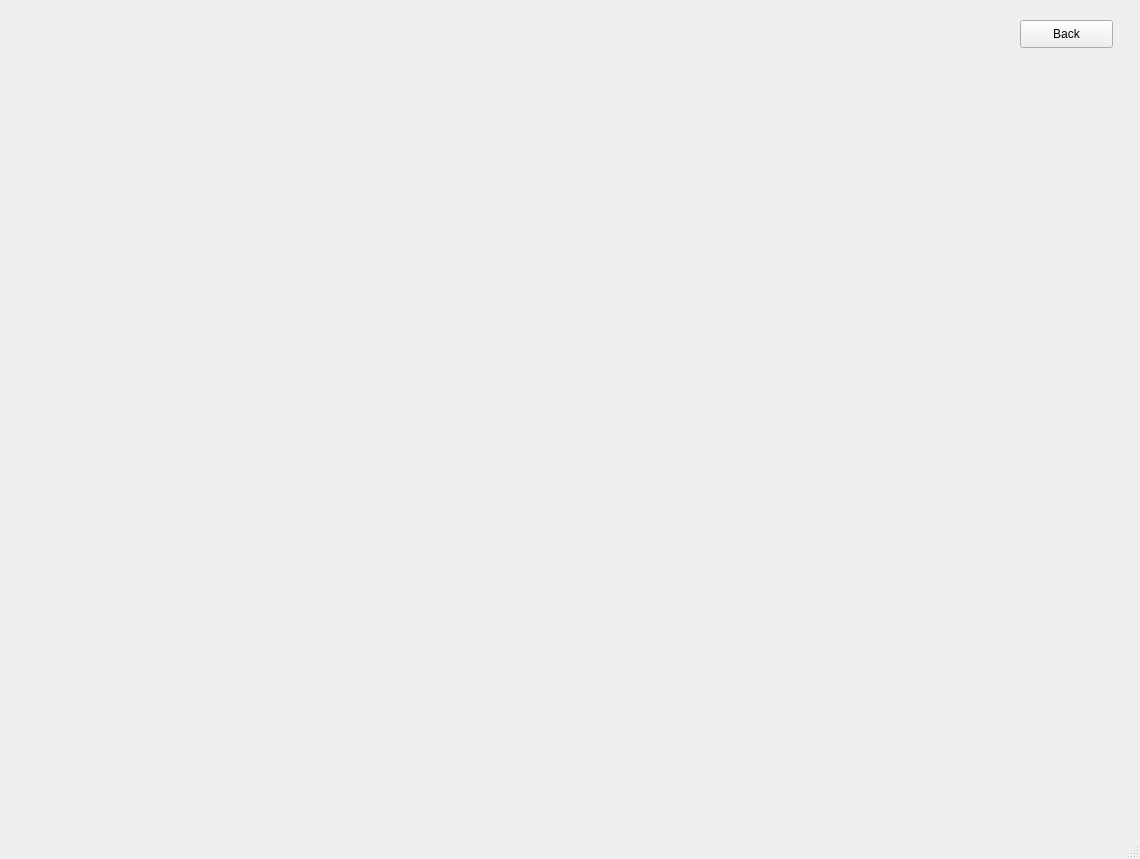
Above: main/courses.ui from Demonim/Simargl-Study-Project before the change. Below: the same form after it.
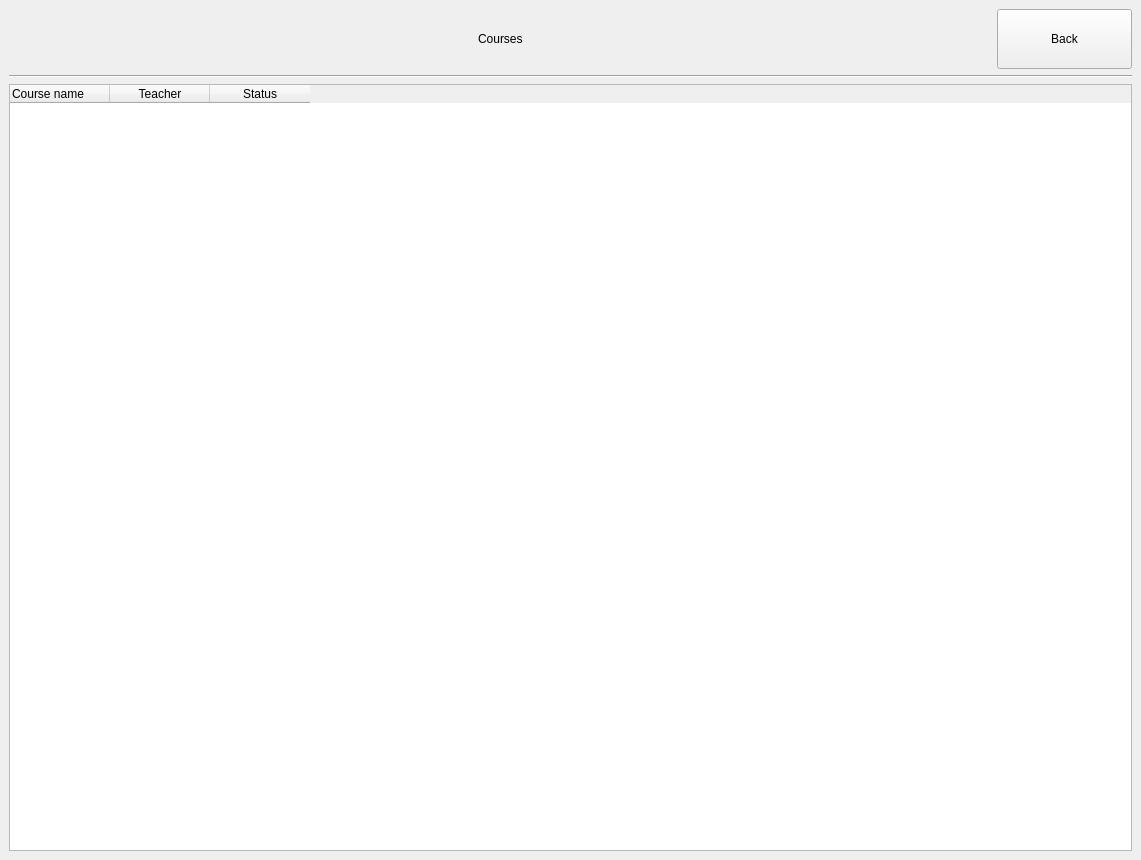
That is the form after the change.

Diff of the .ui file:
```diff
--- a/main/courses.ui
+++ b/main/courses.ui
@@ -6,45 +6,130 @@
    <rect>
     <x>0</x>
     <y>0</y>
-    <width>1140</width>
-    <height>859</height>
+    <width>1141</width>
+    <height>860</height>
    </rect>
   </property>
+  <property name="minimumSize">
+   <size>
+    <width>1140</width>
+    <height>860</height>
+   </size>
+  </property>
   <property name="maximumSize">
    <size>
-    <width>1140</width>
-    <height>864</height>
+    <width>1920</width>
+    <height>1080</height>
    </size>
   </property>
   <property name="windowTitle">
    <string>MainWindow</string>
   </property>
   <widget class="QWidget" name="centralwidget">
-   <widget class="QPushButton" name="Exit_Button1">
-    <property name="geometry">
-     <rect>
-      <x>1020</x>
-      <y>20</y>
-      <width>93</width>
-      <height>28</height>
-     </rect>
-    </property>
-    <property name="text">
-     <string>Back</string>
-    </property>
-   </widget>
+   <layout class="QVBoxLayout" name="verticalLayout_2">
+    <item>
+     <layout class="QHBoxLayout" name="horizontalLayout">
+      <item>
+       <spacer name="horizontalSpacer_2">
+        <property name="orientation">
+         <enum>Qt::Horizontal</enum>
+        </property>
+        <property name="sizeHint" stdset="0">
+         <size>
+          <width>40</width>
+          <height>20</height>
+         </size>
+        </property>
+       </spacer>
+      </item>
+      <item>
+       <widget class="QLabel" name="label">
+        <property name="text">
+         <string>Courses</string>
+        </property>
+       </widget>
+      </item>
+      <item>
+       <spacer name="horizontalSpacer">
+        <property name="orientation">
+         <enum>Qt::Horizontal</enum>
+        </property>
+        <property name="sizeHint" stdset="0">
+         <size>
+          <width>40</width>
+          <height>20</height>
+         </size>
+        </property>
+       </spacer>
+      </item>
+      <item>
+       <widget class="QPushButton" name="Back_Button">
+        <property name="sizePolicy">
+         <sizepolicy hsizetype="Expanding" vsizetype="Expanding">
+          <horstretch>0</horstretch>
+          <verstretch>0</verstretch>
+         </sizepolicy>
+        </property>
+        <property name="minimumSize">
+         <size>
+          <width>80</width>
+          <height>50</height>
+         </size>
+        </property>
+        <property name="maximumSize">
+         <size>
+          <width>135</width>
+          <height>60</height>
+         </size>
+        </property>
+        <property name="text">
+         <string>Back</string>
+        </property>
+       </widget>
+      </item>
+     </layout>
+    </item>
+    <item>
+     <widget class="Line" name="line">
+      <property name="orientation">
+       <enum>Qt::Horizontal</enum>
+      </property>
+     </widget>
+    </item>
+    <item>
+     <layout class="QVBoxLayout" name="verticalLayout">
+      <item>
+       <widget class="QTableWidget" name="tableWidget">
+        <property name="minimumSize">
+         <size>
+          <width>1120</width>
+          <height>730</height>
+         </size>
+        </property>
+        <column>
+         <property name="text">
+          <string>Course name</string>
+         </property>
+         <property name="textAlignment">
+          <set>AlignLeading|AlignVCenter</set>
+         </property>
+        </column>
+        <column>
+         <property name="text">
+          <string>Teacher</string>
+         </property>
+        </column>
+        <column>
+         <property name="text">
+          <string>Status</string>
+         </property>
+        </column>
+       </widget>
+      </item>
+     </layout>
+    </item>
+   </layout>
   </widget>
-  <widget class="QMenuBar" name="menubar">
-   <property name="geometry">
-    <rect>
-     <x>0</x>
-     <y>0</y>
-     <width>1140</width>
-     <height>26</height>
-    </rect>
-   </property>
-  </widget>
-  <widget class="QStatusBar" name="statusbar"/>
  </widget>
  <resources/>
  <connections/>
```
